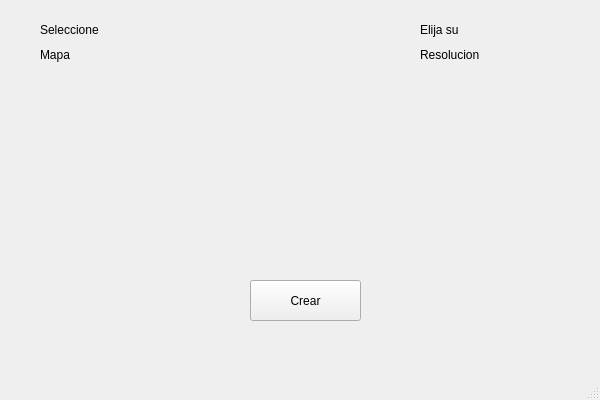
Old version of the form client_src/clientWindow/clientwindow.ui in the repository gonzalomartinezs/Wolfenstein3D.
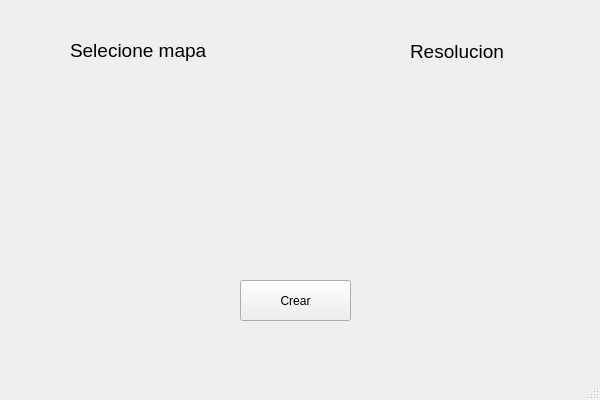
New version of the form. The open tabs and pages were chosen to show the change.

Commit message: aagrego diseno

```diff
--- a/client_src/clientWindow/clientwindow.ui
+++ b/client_src/clientWindow/clientwindow.ui
@@ -29,7 +29,7 @@
    <widget class="QStackedWidget" name="stack">
     <property name="geometry">
      <rect>
-      <x>20</x>
+      <x>10</x>
       <y>10</y>
       <width>551</width>
       <height>331</height>
@@ -149,32 +149,6 @@
        <string>Crear</string>
       </property>
      </widget>
-     <widget class="QWidget" name="verticalLayoutWidget_2">
-      <property name="geometry">
-       <rect>
-        <x>20</x>
-        <y>10</y>
-        <width>121</width>
-        <height>44</height>
-       </rect>
-      </property>
-      <layout class="QVBoxLayout" name="verticalLayout_3">
-       <item>
-        <widget class="QLabel" name="label_4">
-         <property name="text">
-          <string>Seleccione</string>
-         </property>
-        </widget>
-       </item>
-       <item>
-        <widget class="QLabel" name="label_5">
-         <property name="text">
-          <string>Mapa</string>
-         </property>
-        </widget>
-       </item>
-      </layout>
-     </widget>
      <widget class="QWidget" name="frameMaps" native="true">
       <property name="geometry">
        <rect>
@@ -195,31 +169,31 @@
        </rect>
       </property>
      </widget>
-     <widget class="QWidget" name="verticalLayoutWidget_5">
+     <widget class="QLabel" name="label_4">
+      <property name="geometry">
+       <rect>
+        <x>60</x>
+        <y>20</y>
+        <width>161</width>
+        <height>41</height>
+       </rect>
+      </property>
+      <property name="text">
+       <string>&lt;html&gt;&lt;head/&gt;&lt;body&gt;&lt;p&gt;&lt;span style=&quot; font-size:14pt;&quot;&gt;Selecione  mapa&lt;/span&gt;&lt;/p&gt;&lt;/body&gt;&lt;/html&gt;</string>
+      </property>
+     </widget>
+     <widget class="QLabel" name="label_5">
       <property name="geometry">
        <rect>
         <x>400</x>
-        <y>10</y>
+        <y>30</y>
         <width>121</width>
-        <height>44</height>
+        <height>18</height>
        </rect>
       </property>
-      <layout class="QVBoxLayout" name="verticalLayout_6">
-       <item>
-        <widget class="QLabel" name="label_10">
-         <property name="text">
-          <string>Elija su </string>
-         </property>
-        </widget>
-       </item>
-       <item>
-        <widget class="QLabel" name="label_11">
-         <property name="text">
-          <string>Resolucion</string>
-         </property>
-        </widget>
-       </item>
-      </layout>
+      <property name="text">
+       <string>&lt;html&gt;&lt;head/&gt;&lt;body&gt;&lt;p&gt;&lt;span style=&quot; font-size:14pt;&quot;&gt;Resolucion&lt;/span&gt;&lt;/p&gt;&lt;/body&gt;&lt;/html&gt;</string>
+      </property>
      </widget>
     </widget>
     <widget class="QWidget" name="joinGamePage">
@@ -359,6 +333,19 @@
        <string>Join</string>
       </property>
      </widget>
+     <widget class="QLabel" name="label_10">
+      <property name="geometry">
+       <rect>
+        <x>140</x>
+        <y>50</y>
+        <width>291</width>
+        <height>101</height>
+       </rect>
+      </property>
+      <property name="text">
+       <string>&lt;html&gt;&lt;head/&gt;&lt;body&gt;&lt;p&gt;&lt;span style=&quot; font-size:26pt; color:#a40000;&quot;&gt;Partida Creada&lt;/span&gt;&lt;/p&gt;&lt;/body&gt;&lt;/html&gt;</string>
+      </property>
+     </widget>
     </widget>
    </widget>
   </widget>
```
Left out of the diff: 120 changed lines with no effect on the pictures. The commit also changes 2 other files.
